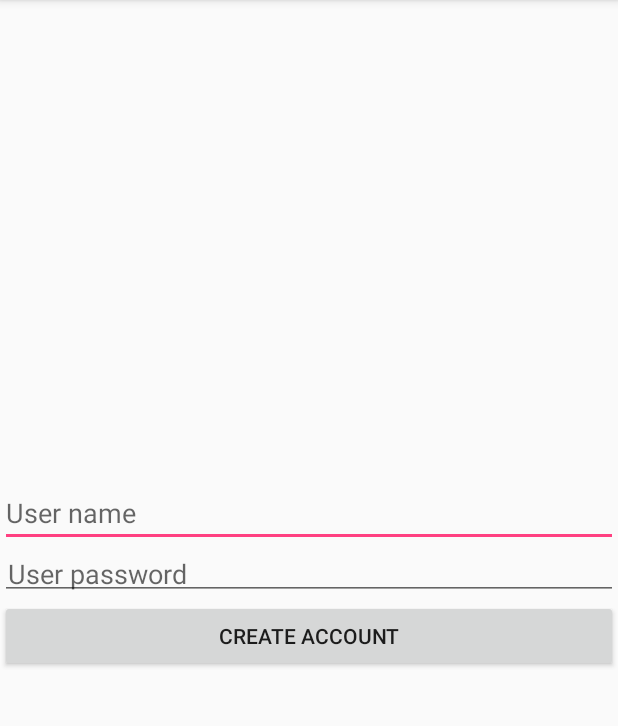
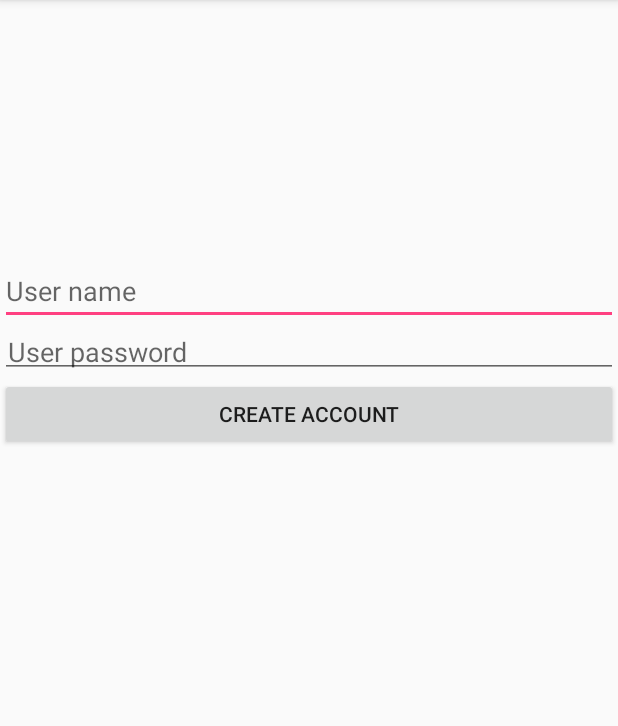
Before and after one commit to matszal/Android_App_4_FYP, an Android app: the screen it shows after launch (CreateAccount), after a tap on "CREATE ACCOUNT", on a phone screen of 412 x 824 dp, the part 84-810 px from its top. Run offline under Robolectric (Android 15) with nearby library versions, the phone set to English and light mode, and no system bars; libraries missing offline, so code that uses them is left out: com.parse.

Commit message:
final improvements

```diff
--- a/HomeSecurity2/app/src/main/java/com/example/mateusz/homesecurity/CreateAccount.java
+++ b/HomeSecurity2/app/src/main/java/com/example/mateusz/homesecurity/CreateAccount.java
@@ -94,14 +94,14 @@ public class CreateAccount extends BaseActivity {
                     }
                     else {
 
-                        Log.i("PARSEEEEEEEEE", "eeeeeerrrrrrrrrrr");
+                        Log.i(TAG, "error");
 
                     }
                 }
             });
         }
         else {
-            Log.i("PARSEEEEEEEEE", "connection issue");
+            Log.i(TAG, "connection issue");
 
         }
     }
--- a/HomeSecurity2/app/src/main/java/com/example/mateusz/homesecurity/MainActivity.java
+++ b/HomeSecurity2/app/src/main/java/com/example/mateusz/homesecurity/MainActivity.java
@@ -28,7 +28,6 @@ public class MainActivity extends BaseActivity implements View.OnClickListener {
     private Button loginButton;
     private Button createAccount;
     private Button getToken;
-    private Button goToS3;
 
     @Override
     protected void onCreate(Bundle savedInstanceState) {
@@ -47,8 +46,7 @@ public class MainActivity extends BaseActivity implements View.OnClickListener {
         loginButton = (Button) findViewById(R.id.createAcc);
         createAccount = (Button) findViewById(R.id.login);
         getToken = (Button) findViewById(R.id.token);
-        goToS3 = (Button) findViewById(R.id.toS3);
-        goToS3.setEnabled(false);
+
 
         //Check internet access
         if(!isNetworkAvailable()){
@@ -84,8 +82,6 @@ public class MainActivity extends BaseActivity implements View.OnClickListener {
             loginButton.setOnClickListener(this);
             createAccount.setOnClickListener(this);
             getToken.setOnClickListener(this);
-            goToS3.setOnClickListener(this);
-
 
         }
     }
@@ -111,10 +107,6 @@ public class MainActivity extends BaseActivity implements View.OnClickListener {
                 Log.i("info", token);
                 Toast.makeText(MainActivity.this, token,Toast.LENGTH_SHORT).show();
                 break;
-            case R.id.toS3:
-                startActivity(new Intent(MainActivity.this, S3Activity.class));
-                break;
-
 
         }
 
--- a/HomeSecurity2/app/src/main/res/layout/activity_create_account.xml
+++ b/HomeSecurity2/app/src/main/res/layout/activity_create_account.xml
@@ -7,32 +7,34 @@
     tools:context=".CreateAccount">
 
     <LinearLayout
-        android:orientation="vertical"
-        android:layout_centerInParent="true"
         android:layout_width="match_parent"
-        android:layout_height="wrap_content">
+        android:layout_height="wrap_content"
+        android:layout_alignParentStart="true"
+        android:layout_alignParentTop="true"
+        android:layout_marginTop="171dp"
+        android:orientation="vertical">
 
         <EditText
             android:id="@+id/userAccountName"
-            android:inputType="text"
+            android:layout_width="match_parent "
+            android:layout_height="wrap_content"
             android:hint="User name"
-            android:layout_width="match_parent "
-            android:layout_height="wrap_content" />
+            android:inputType="text" />
 
         <EditText
             android:id="@+id/userPassword"
+            android:layout_width="match_parent "
+            android:layout_height="wrap_content"
+            android:hint="User password"
             android:inputType="textPassword"
-            android:hint="User password"
-            android:padding="5dp"
-            android:layout_width="match_parent "
-            android:layout_height="wrap_content" />
+            android:padding="5dp" />
 
         <Button
             android:id="@+id/createAccountButton"
-            android:text="Create account"
+            android:layout_width="match_parent"
+            android:layout_height="wrap_content"
             android:padding="5dp"
-            android:layout_width="match_parent"
-            android:layout_height="wrap_content" />
+            android:text="Create account" />
 
     </LinearLayout>
 
```
Also changed, not shown: HomeSecurity2/app/src/main/java/com/example/mateusz/homesecurity/FireBaseMessage.java (+11 -2 lines), HomeSecurity2/app/src/main/java/com/example/mateusz/homesecurity/MQTTActivity.java (+12 -12 lines), HomeSecurity2/app/src/main/res/layout/activity_login.xml (+5 -4 lines), HomeSecurity2/app/src/main/res/layout/activity_main.xml (+0 -11 lines), HomeSecurity2/app/src/main/res/layout/activity_mqtt.xml (+34 -34 lines), HomeSecurity2/app/src/main/res/layout/activity_s3.xml (deleted, +0 -19 lines).
